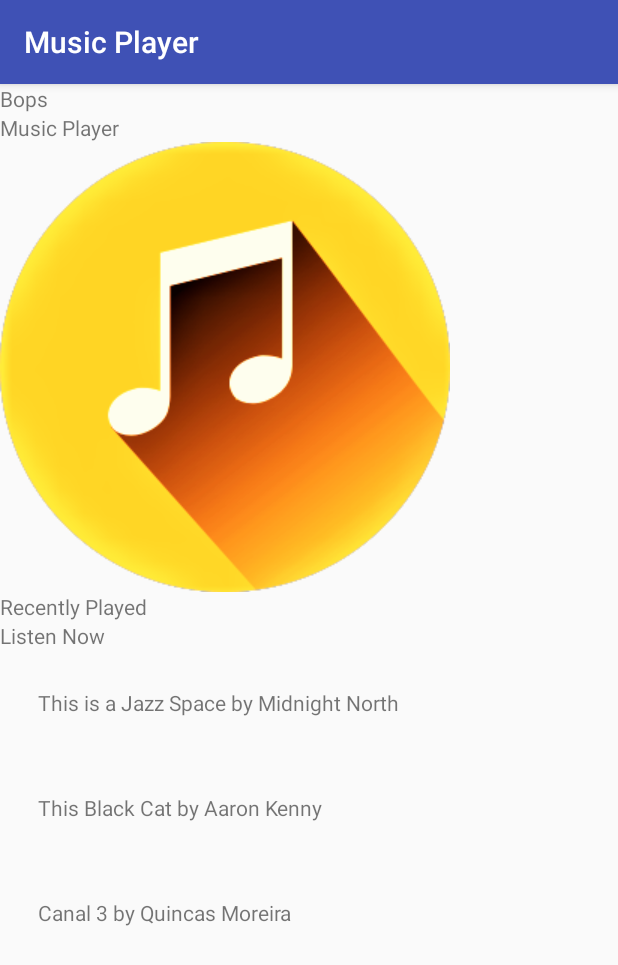
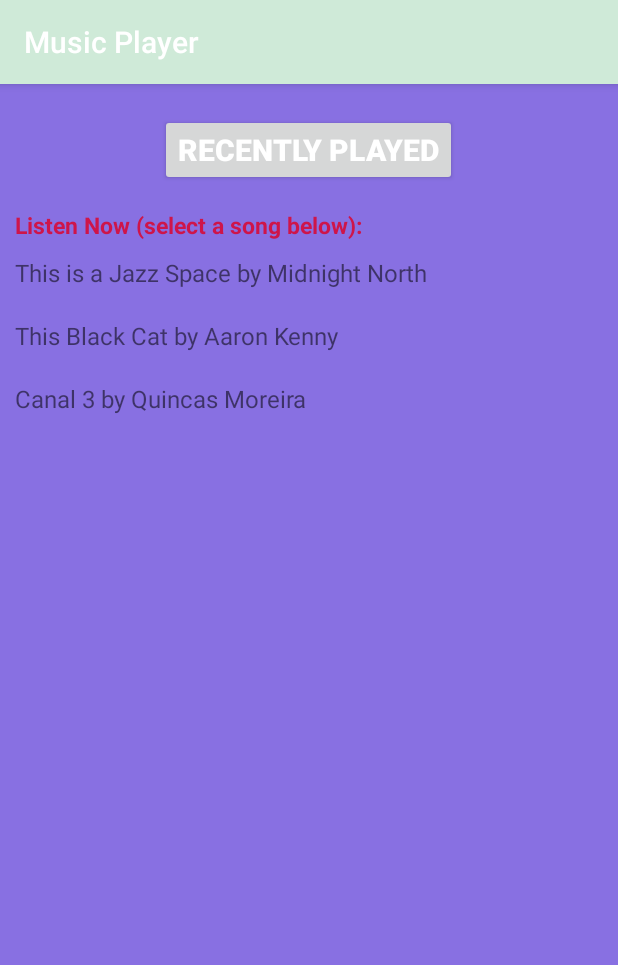
Before and after one commit to MoLeighJackson/MusicPlayer, an Android app: the screen it shows after launch (MainActivity), on a phone screen of 412 x 824 dp. Shown: the top 965 px of the screen. Run offline under Robolectric (Android 15) with nearby library versions, the phone set to English and light mode, and no system bars.

Commit message:
Removed images. Added navigation.

```diff
--- a/app/src/main/java/com/example/moleigh/musicplayer/MainActivity.java
+++ b/app/src/main/java/com/example/moleigh/musicplayer/MainActivity.java
@@ -5,6 +5,7 @@ import android.content.Intent;
 import android.support.v7.app.AppCompatActivity;
 import android.os.Bundle;
 import android.view.View;
+import android.widget.Button;
 import android.widget.TextView;
 
 import org.w3c.dom.Text;
@@ -15,8 +16,6 @@ public class MainActivity extends AppCompatActivity {
     protected void onCreate(Bundle savedInstanceState) {
         super.onCreate(savedInstanceState);
         setContentView(R.layout.activity_main);
-
-
 
 
 // code for now playing screen
@@ -52,7 +51,7 @@ public class MainActivity extends AppCompatActivity {
 
 
         // code for recently played screen
-        TextView playedRecently = (TextView) findViewById(R.id.recently_played);
+        Button playedRecently = (Button) findViewById(R.id.recently_played);
         playedRecently.setOnClickListener(new View.OnClickListener() {
             @Override
             public void onClick(View view) {
--- a/app/src/main/java/com/example/moleigh/musicplayer/NowPlayingActivity.java
+++ b/app/src/main/java/com/example/moleigh/musicplayer/NowPlayingActivity.java
@@ -10,8 +10,6 @@ import android.widget.TextView;
 import org.w3c.dom.Text;
 
 public class NowPlayingActivity extends AppCompatActivity {
-
-
 
 
     @Override
@@ -31,4 +29,4 @@ public class NowPlayingActivity extends AppCompatActivity {
 
     }
 
-    }
+}
--- a/app/src/main/res/layout/activity_main.xml
+++ b/app/src/main/res/layout/activity_main.xml
@@ -1,72 +1,67 @@
 <?xml version="1.0" encoding="utf-8"?>
-<RelativeLayout
-    xmlns:android="http://schemas.android.com/apk/res/android"
+<RelativeLayout xmlns:android="http://schemas.android.com/apk/res/android"
     xmlns:app="http://schemas.android.com/apk/res-auto"
     xmlns:tools="http://schemas.android.com/tools"
     android:layout_width="match_parent"
     android:layout_height="match_parent"
+    android:background="@color/colorPrimaryDark"
     tools:context=".MainActivity">
 
-    <TextView
-        android:id="@+id/title_text"
-        android:layout_width="wrap_content"
-        android:layout_height="wrap_content"
-        android:text="Bops"
-       />
 
-    <TextView
-    android:id="@+id/subtitle_text"
-    android:layout_width="wrap_content"
-    android:layout_height="wrap_content"
-        android:layout_below="@id/title_text"
-    android:text="Music Player"
-    />
-
-    <ImageView
-        android:id="@+id/music_note"
-        android:src="@drawable/musicnote"
-        android:layout_width="wrap_content"
-        android:layout_height="wrap_content"
-        android:layout_below="@id/subtitle_text"
-        />
-
-    <TextView
+    <Button
         android:id="@+id/recently_played"
         android:layout_width="wrap_content"
         android:layout_height="wrap_content"
-        android:layout_below="@id/music_note"
-        android:text="Recently Played" />
+        android:layout_centerHorizontal="true"
+        android:layout_marginTop="20dp"
+        android:text="Recently Played"
+        android:textColor="#ffffff"
+        android:textSize="20dp"
+        android:textStyle="bold" />
+
 
     <TextView
         android:id="@+id/listen_now"
         android:layout_width="wrap_content"
         android:layout_height="wrap_content"
         android:layout_below="@id/recently_played"
-        android:text="Listen Now" />
+        android:layout_marginTop="15dp"
+        android:paddingLeft="10dp"
+        android:text="Listen Now (select a song below):"
+        android:textColor="@color/colorAccent"
+        android:textSize="15dp"
+        android:textStyle="bold" />
+
 
     <TextView
         android:id="@+id/track_name"
         android:layout_width="wrap_content"
-        android:padding="25dp"
         android:layout_height="wrap_content"
         android:layout_below="@id/listen_now"
-        android:text="This is a Jazz Space by Midnight North" />
+        android:layout_marginTop="10dp"
+        android:paddingLeft="10dp"
+        android:text="This is a Jazz Space by Midnight North"
+        android:textSize="16sp" />
 
     <TextView
         android:id="@+id/track_name2"
-        android:padding="25dp"
         android:layout_width="wrap_content"
         android:layout_height="wrap_content"
         android:layout_below="@id/track_name"
-        android:text="This Black Cat by Aaron Kenny" />
+        android:layout_marginTop="20dp"
+        android:paddingLeft="10dp"
+        android:text="This Black Cat by Aaron Kenny"
+        android:textSize="16sp" />
 
     <TextView
         android:id="@+id/track_name3"
-        android:padding="25dp"
         android:layout_width="wrap_content"
         android:layout_height="wrap_content"
         android:layout_below="@id/track_name2"
-        android:text="Canal 3 by Quincas Moreira" />
+        android:layout_marginTop="20dp"
+        android:paddingLeft="10dp"
+        android:text="Canal 3 by Quincas Moreira"
+        android:textSize="16sp" />
 
 
 </RelativeLayout>
--- a/app/src/main/res/layout/activity_recently_played.xml
+++ b/app/src/main/res/layout/activity_recently_played.xml
@@ -9,5 +9,4 @@
     tools:context=".RecentlyPlayedActivity">
 
 
-
 </ListView>
--- a/app/src/main/res/values/colors.xml
+++ b/app/src/main/res/values/colors.xml
@@ -1,6 +1,6 @@
 <?xml version="1.0" encoding="utf-8"?>
 <resources>
-    <color name="colorPrimary">#3F51B5</color>
-    <color name="colorPrimaryDark">#303F9F</color>
-    <color name="colorAccent">#FF4081</color>
+    <color name="colorPrimary">#cfead8</color>
+    <color name="colorPrimaryDark">#8870e2</color>
+    <color name="colorAccent">#ce154a</color>
 </resources>
```
Also changed, not shown: app/src/main/AndroidManifest.xml (+11 -3 lines), app/src/main/java/com/example/moleigh/musicplayer/RecentlyPlayedActivity.java (+11 -0 lines), app/src/main/java/com/example/moleigh/musicplayer/SongDetailsAdapter.java (+9 -4 lines), app/src/main/res/layout/activity_now_playing.xml (+1 -45 lines), app/src/main/java/com/example/moleigh/musicplayer/SongDetails.java (line endings or trailing spaces), app/src/main/res/drawable/musicnote.png (deleted), app/src/main/res/layout/list_item.xml (line endings or trailing spaces).
